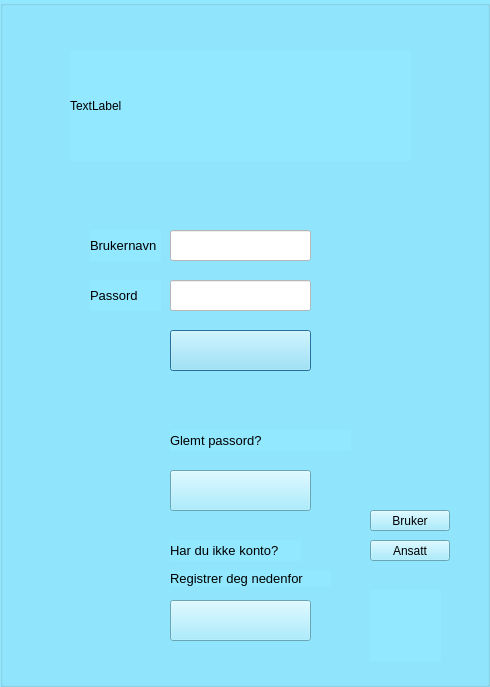
Above: SKOGKK/KKOGSK/logindialog.ui from Strauts/AppDeployment before the change. Below: the same form after it.
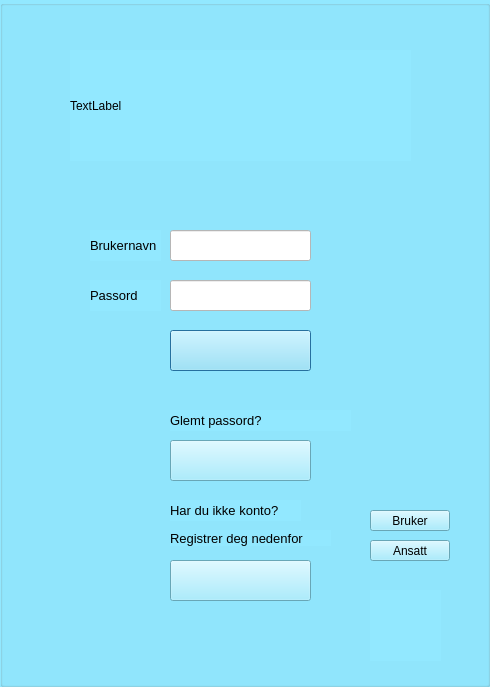
That is the form after the change. Icons and pictures are not drawn.

```diff
--- a/SKOGKK/KKOGSK/logindialog.ui
+++ b/SKOGKK/KKOGSK/logindialog.ui
@@ -136,7 +136,7 @@
     <property name="geometry">
      <rect>
       <x>170</x>
-      <y>600</y>
+      <y>560</y>
       <width>141</width>
       <height>41</height>
      </rect>
@@ -156,7 +156,7 @@
     <property name="geometry">
      <rect>
       <x>170</x>
-      <y>540</y>
+      <y>500</y>
       <width>131</width>
       <height>21</height>
      </rect>
@@ -180,7 +180,7 @@
     <property name="geometry">
      <rect>
       <x>170</x>
-      <y>570</y>
+      <y>530</y>
       <width>161</width>
       <height>16</height>
      </rect>
@@ -220,7 +220,7 @@
     <property name="geometry">
      <rect>
       <x>170</x>
-      <y>430</y>
+      <y>410</y>
       <width>181</width>
       <height>21</height>
      </rect>
@@ -244,7 +244,7 @@
     <property name="geometry">
      <rect>
       <x>170</x>
-      <y>470</y>
+      <y>440</y>
       <width>141</width>
       <height>41</height>
      </rect>
```
